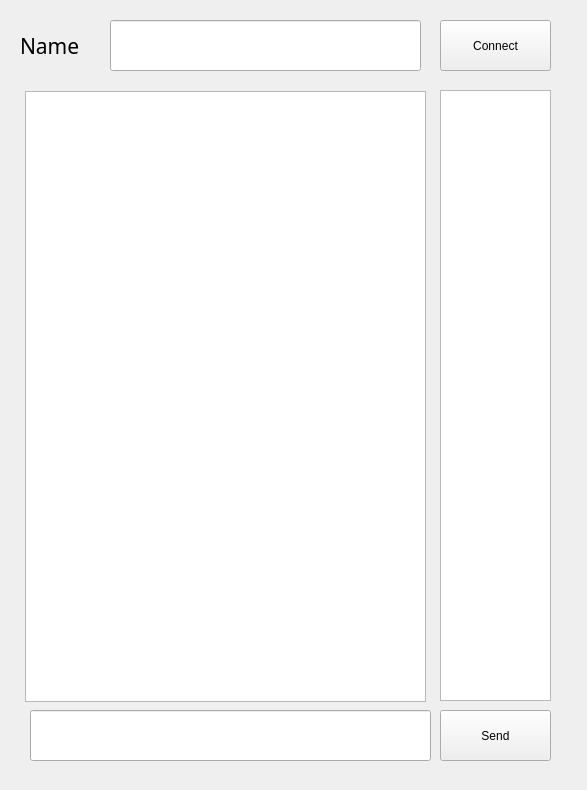
Qt form main.ui (sihyeokpark/auto-attendance) before a commit.
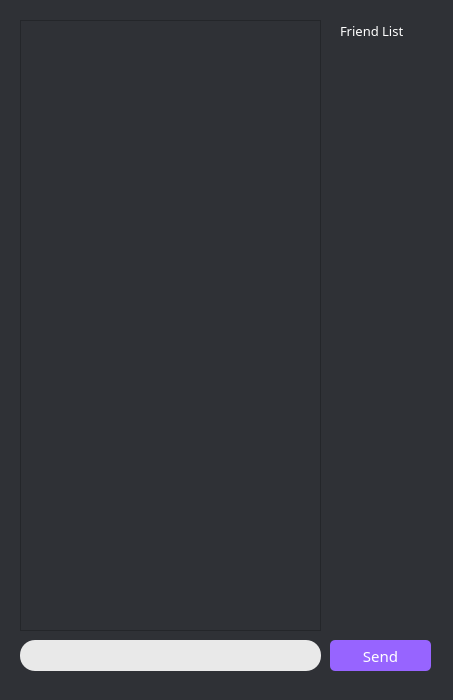
The same form after that commit.

What changed in the file:
```diff
--- a/main.ui
+++ b/main.ui
@@ -6,98 +6,138 @@
    <rect>
     <x>0</x>
     <y>0</y>
-    <width>587</width>
-    <height>790</height>
+    <width>453</width>
+    <height>700</height>
    </rect>
   </property>
   <property name="windowTitle">
    <string>Form</string>
   </property>
-  <widget class="QPushButton" name="btn_connect">
-   <property name="geometry">
-    <rect>
-     <x>440</x>
-     <y>20</y>
-     <width>111</width>
-     <height>51</height>
-    </rect>
-   </property>
-   <property name="text">
-    <string>Connect</string>
-   </property>
-  </widget>
-  <widget class="QLabel" name="label">
-   <property name="geometry">
-    <rect>
-     <x>20</x>
-     <y>20</y>
-     <width>81</width>
-     <height>51</height>
-    </rect>
-   </property>
-   <property name="font">
-    <font>
-     <family>3ds</family>
-     <pointsize>16</pointsize>
-    </font>
-   </property>
-   <property name="text">
-    <string>Name</string>
-   </property>
-  </widget>
-  <widget class="QLineEdit" name="le_name">
-   <property name="geometry">
-    <rect>
-     <x>110</x>
-     <y>20</y>
-     <width>311</width>
-     <height>51</height>
-    </rect>
-   </property>
-  </widget>
+  <property name="styleSheet">
+   <string notr="true">background-color: #2f3136;</string>
+  </property>
   <widget class="QTextBrowser" name="tb_chat">
    <property name="geometry">
     <rect>
-     <x>25</x>
-     <y>91</y>
-     <width>401</width>
+     <x>20</x>
+     <y>20</y>
+     <width>301</width>
      <height>611</height>
     </rect>
    </property>
-  </widget>
-  <widget class="QLineEdit" name="le_chat">
-   <property name="geometry">
-    <rect>
-     <x>30</x>
-     <y>710</y>
-     <width>401</width>
-     <height>51</height>
-    </rect>
+   <property name="font">
+    <font>
+     <family>에스코어 드림 5 Medium</family>
+     <pointsize>12</pointsize>
+    </font>
+   </property>
+   <property name="autoFillBackground">
+    <bool>true</bool>
+   </property>
+   <property name="styleSheet">
+    <string notr="true">backgorund-color: #ffffff;
+color: #ffffff;
+</string>
    </property>
   </widget>
   <widget class="QTextBrowser" name="tb_friendList">
    <property name="geometry">
     <rect>
-     <x>440</x>
-     <y>90</y>
-     <width>111</width>
-     <height>611</height>
+     <x>340</x>
+     <y>30</y>
+     <width>81</width>
+     <height>591</height>
     </rect>
    </property>
+   <property name="font">
+    <font>
+     <family>에스코어 드림 5 Medium</family>
+     <pointsize>11</pointsize>
+    </font>
+   </property>
+   <property name="styleSheet">
+    <string notr="true">backgorund-color: #ffffff;
+border-radius: 20px;
+color: #ffffff;
+</string>
+   </property>
   </widget>
   <widget class="QPushButton" name="btn_send">
    <property name="geometry">
     <rect>
-     <x>440</x>
-     <y>710</y>
-     <width>111</width>
-     <height>51</height>
+     <x>330</x>
+     <y>640</y>
+     <width>101</width>
+     <height>31</height>
     </rect>
    </property>
+   <property name="font">
+    <font>
+     <family>에스코어 드림 5 Medium</family>
+     <pointsize>11</pointsize>
+    </font>
+   </property>
+   <property name="styleSheet">
+    <string notr="true">background-color: #9764ff;
+border: none;
+color: white;
+border-radius: 5px;
+text-align: center;
+text-decoration: none;
+display: inline-block;
+transition-duration: 0.4s;</string>
+   </property>
    <property name="text">
     <string>Send</string>
    </property>
   </widget>
+  <widget class="QLineEdit" name="le_chat">
+   <property name="geometry">
+    <rect>
+     <x>20</x>
+     <y>640</y>
+     <width>301</width>
+     <height>31</height>
+    </rect>
+   </property>
+   <property name="font">
+    <font>
+     <family>에스코어 드림 5 Medium</family>
+     <pointsize>12</pointsize>
+    </font>
+   </property>
+   <property name="styleSheet">
+    <string notr="true">border: 0;
+border-radius: 15px;
+outline: none;
+padding-left: 10px;
+background-color: rgb(233, 233, 233);</string>
+   </property>
+  </widget>
+  <widget class="QLabel" name="label_2">
+   <property name="geometry">
+    <rect>
+     <x>340</x>
+     <y>20</y>
+     <width>71</width>
+     <height>21</height>
+    </rect>
+   </property>
+   <property name="font">
+    <font>
+     <family>에스코어 드림 5 Medium</family>
+     <pointsize>10</pointsize>
+     <weight>50</weight>
+     <bold>false</bold>
+    </font>
+   </property>
+   <property name="styleSheet">
+    <string notr="true">color: #ffffff;</string>
+   </property>
+   <property name="text">
+    <string>Friend List</string>
+   </property>
+  </widget>
  </widget>
  <resources/>
  <connections/>
```
Left out of the diff: 2 changed lines with no effect on the pictures.
